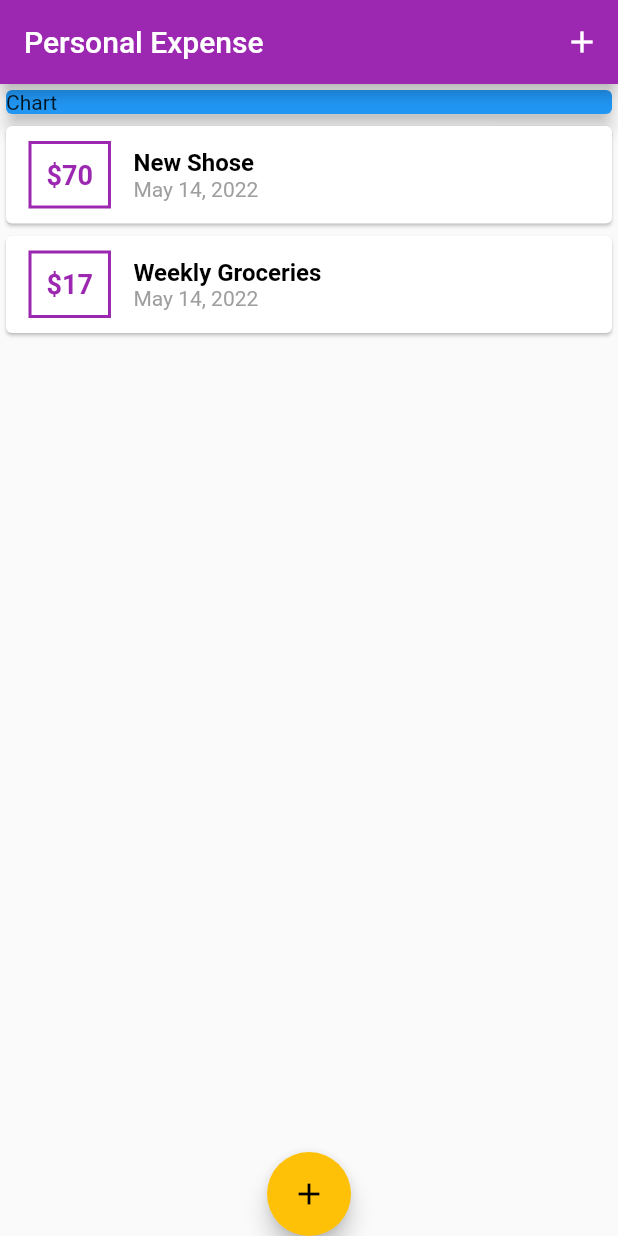
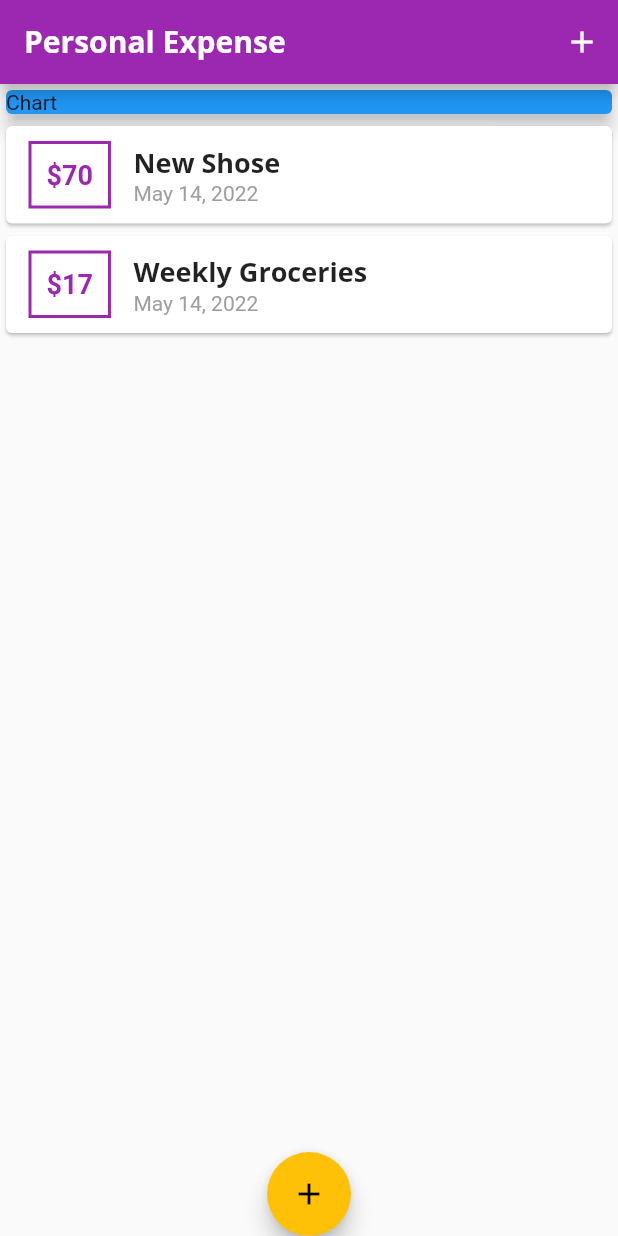
Before and after one commit to bantawa04/expenseTrackerFlutter, a Flutter app: the screen it shows after launch, on a phone screen of 412 x 824 dp. Run offline on Flutter 3.47's test engine with Material 2 defaults, Android fonts, the phone set to English and light mode, and no system bars.

Commit message:
4.32 Adding custom fonts and  create text theme for appbar and other titles

```diff
--- a/lib/main.dart
+++ b/lib/main.dart
@@ -13,6 +13,25 @@ class MyApp extends StatelessWidget {
       theme: ThemeData(
         primarySwatch: Colors.purple,
         accentColor: Colors.amber,
+        fontFamily: 'Quicksand',
+        textTheme: ThemeData.light().textTheme.copyWith(
+              //theme for other title text
+              headline6: TextStyle(
+                fontFamily: 'OpenSans',
+                fontSize: 18,
+                fontWeight: FontWeight.bold,
+              ),
+            ),
+        appBarTheme: AppBarTheme(
+          //theme for app bar
+          textTheme: ThemeData.light().textTheme.copyWith(
+                headline6: TextStyle(
+                  fontFamily: 'OpenSans',
+                  fontSize: 20,
+                  fontWeight: FontWeight.bold,
+                ),
+              ),
+        ),
       ),
       home: MyHomePage(),
     );
--- a/lib/widgets/transaction_list.dart
+++ b/lib/widgets/transaction_list.dart
@@ -41,11 +41,7 @@ class TransactionList extends StatelessWidget {
                   children: <Widget>[
                     Text(
                       transactions[index].title!,
-                      style: TextStyle(
-                        fontSize: 16,
-                        fontWeight: FontWeight.bold,
-                        color: Colors.black,
-                      ),
+                      style: Theme.of(context).textTheme.headline6,
                     ),
                     Text(
                       DateFormat.yMMMd().format(transactions[index].date!),
```
Also changed, not shown: pubspec.yaml (+11 -6 lines), assets/fonts/OpenSans-Bold.ttf (added), assets/fonts/OpenSans-Regular.ttf (added), assets/fonts/Quicksand-Bold.ttf (added), assets/fonts/Quicksand-Light.ttf (added), assets/fonts/Quicksand-Medium.ttf (added), assets/fonts/Quicksand-Regular.ttf (added).
